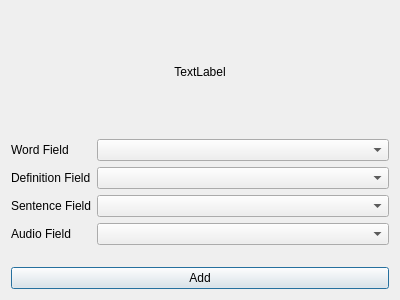
Old version of the form designer/form.ui in the repository abdnh/anki-trdict.
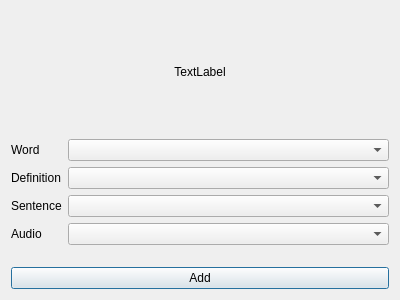
New version of the form.

Commit message:
Add tooltips to look up words
Inspired by Tippy Tooltips: https://forums.ankiweb.net/t/looking-for-a-addon/18965/7

Also commit vendorized tdk.py

The edit to the form file:
```diff
--- a/designer/form.ui
+++ b/designer/form.ui
@@ -26,7 +26,7 @@
      <item row="0" column="0">
       <widget class="QLabel" name="label">
        <property name="text">
-        <string>Word Field</string>
+        <string>Word</string>
        </property>
       </widget>
      </item>
@@ -36,7 +36,7 @@
      <item row="1" column="0">
       <widget class="QLabel" name="label_2">
        <property name="text">
-        <string>Definition Field</string>
+        <string>Definition</string>
        </property>
       </widget>
      </item>
@@ -46,7 +46,7 @@
      <item row="2" column="0">
       <widget class="QLabel" name="label_3">
        <property name="text">
-        <string>Sentence Field</string>
+        <string>Sentence</string>
        </property>
       </widget>
      </item>
@@ -56,7 +56,7 @@
      <item row="3" column="0">
       <widget class="QLabel" name="label_4">
        <property name="text">
-        <string>Audio Field</string>
+        <string>Audio</string>
        </property>
       </widget>
      </item>
```
The commit also changes 20 other files.
